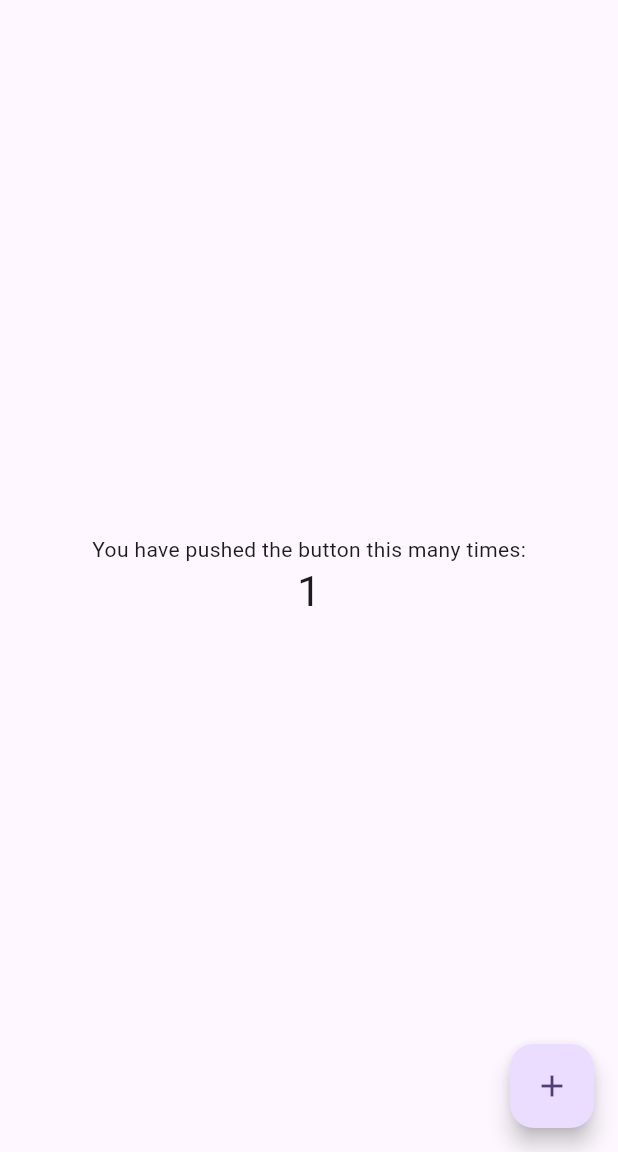
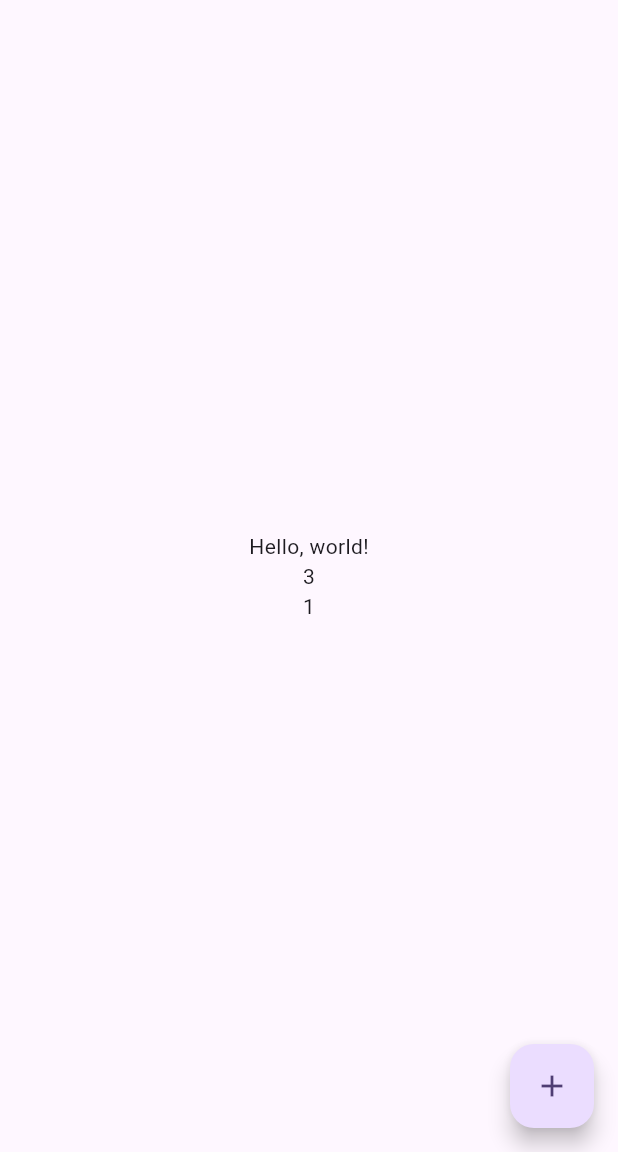
Before and after one commit to sanao1006/riverpod_exercise, a Flutter app: the screen it shows after launch, after a tap on the "add" icon, on a phone screen of 412 x 824 dp, the part 84-1236 px from its top. Run offline on Flutter 3.47's test engine with Material 3 defaults, Android fonts, the phone set to English and light mode, and no system bars; our stand-ins replace flutter_riverpod, riverpod_annotation; generated files the repository leaves out were written again.

Commit message:
feat: add asynchronous greeting and fake API calls with Riverpod integration

```diff
--- a/lib/main.dart
+++ b/lib/main.dart
@@ -5,11 +5,70 @@ import 'package:riverpod_annotation/riverpod_annotation.dart';
 part 'main.g.dart';
 
 @riverpod
+Future<String> asyncGreeting(AsyncGreetingRef ref) async {
+  await Future<void>.delayed(const Duration(seconds: 1));
+  return 'Hello, world!';
+}
+
+@Riverpod(keepAlive: true)
 class CounterNotifier extends _$CounterNotifier {
   @override
-  int build() => 0;
+  Future<int> build() async {
+    await Future<void>.delayed(const Duration(seconds: 1));
+    return 0;
+  }
 
-  void increment() => state++;
+  void increment() async {
+    final currentValue = state.valueOrNull;
+    if (currentValue == null) {
+      return;
+    }
+    state = const AsyncLoading<int>();
+    await Future<void>.delayed(const Duration(seconds: 1));
+    state = AsyncValue.data(currentValue + 1);
+  }
+}
+
+@riverpod
+Raw<Future<int>> fakeFirstApi(FakeFirstApiRef ref) async {
+  await Future.delayed(const Duration(seconds: 1));
+  return 1;
+}
+
+@riverpod
+Raw<Future<int>> fakeSecondApi(FakeSecondApiRef ref) async {
+  await Future.delayed(const Duration(seconds: 1));
+  return 2;
+}
+
+@riverpod
+Future<int> fakeSumApi(FakeSumApiRef ref) async {
+  final int firstApiResult = await ref.watch(fakeFirstApiProvider);
+  final int secondApiResult = await ref.watch(fakeSecondApiProvider);
+  return firstApiResult + secondApiResult;
+}
+
+class HomePage extends ConsumerWidget {
+  const HomePage({super.key});
+
+  @override
+  Widget build(BuildContext context, WidgetRef ref) {
+    final AsyncValue<String> greeting = ref.watch(asyncGreetingProvider);
+    return Center(
+      child: greeting.when(
+        data: (greet) => Text(greet),
+        error: (error, stack) => Text('Error: $error'),
+        loading: () => const Text("Loading..."),
+      ),
+    );
+  }
+}
+
+class Point {
+  Point(this.x, this.y);
+
+  int x;
+  int y;
 }
 
 void main() {
@@ -39,6 +98,8 @@ class MyHomePage extends ConsumerWidget {
   @override
   Widget build(BuildContext context, WidgetRef ref) {
     final counter = ref.watch(counterNotifierProvider);
+    final AsyncValue<String> greet = ref.watch(asyncGreetingProvider);
+    final AsyncValue<int> sumApiResult = ref.watch(fakeSumApiProvider);
     return Scaffold(
       appBar: AppBar(
         backgroundColor: Theme.of(context).colorScheme.inversePrimary,
@@ -48,13 +109,28 @@ class MyHomePage extends ConsumerWidget {
         child: Column(
           mainAxisAlignment: MainAxisAlignment.center,
           children: <Widget>[
-            const Text('You have pushed the button this many times:'),
-            Text('$counter', style: Theme.of(context).textTheme.headlineMedium),
+            greet.when(
+              loading: () => const Text('Loading'),
+              data: (greet) => Text(greet),
+              error: (e, st) => Text(e.toString()),
+            ),
+            sumApiResult.when(
+              loading: () => const Text('Loading'),
+              data: (sum) => Text('$sum'),
+              error: (e, st) => Text(e.toString()),
+            ),
+            counter.when(
+              loading: () => const Text('Loading'),
+              data: (count) => Text('$count'),
+              error: (e, st) => Text(e.toString()),
+            ),
           ],
         ),
       ),
       floatingActionButton: FloatingActionButton(
-        onPressed: ref.read(counterNotifierProvider.notifier).increment,
+        onPressed: () {
+          ref.read(counterNotifierProvider.notifier).increment();
+        },
         tooltip: 'Increment',
         child: const Icon(Icons.add),
       ),
```
